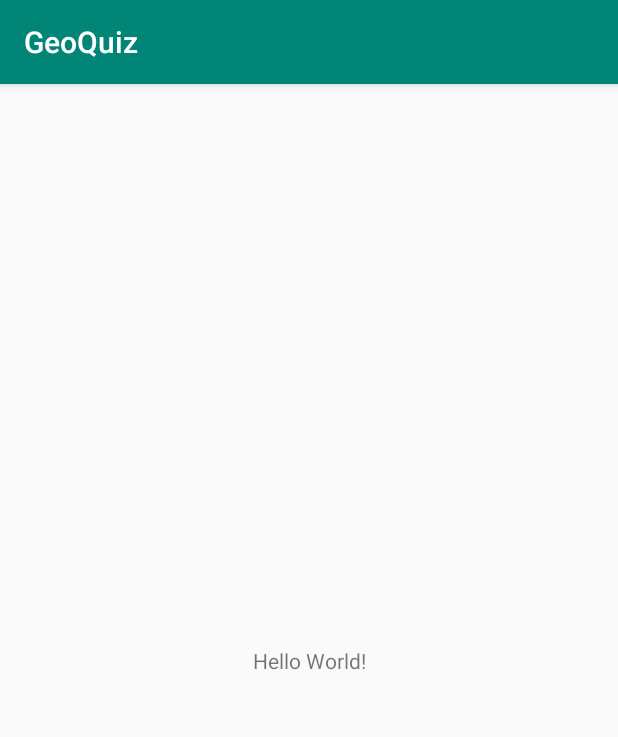
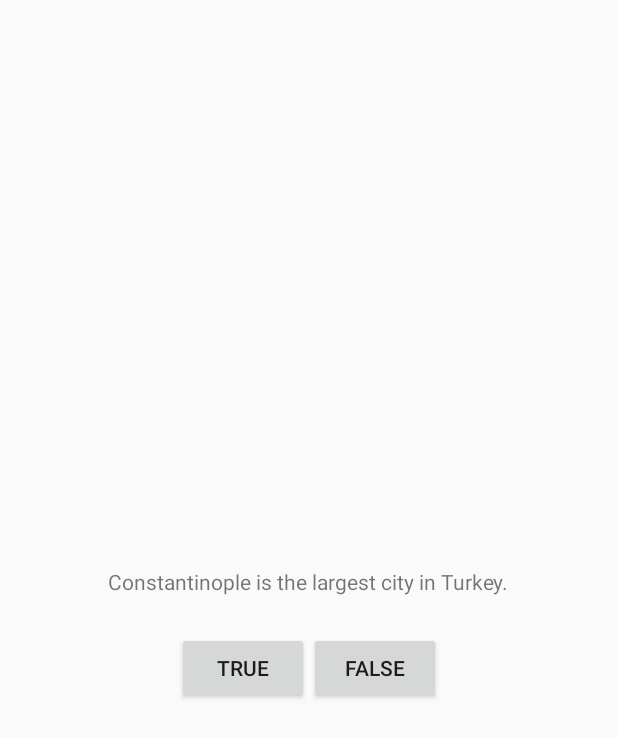
Before and after one commit to rmmacala/GeoQuiz, an Android app: the screen it shows after launch (QuizActivity), on a phone screen of 412 x 824 dp. Shown: the top 737 px of the screen. Run offline under Robolectric (Android 15) with nearby library versions, the phone set to English and light mode, and no system bars.

Commit message:
something runs now

```diff
--- /dev/null
+++ b/app/src/main/java/com/bignerdranch/rmaca/geoquiz/QuizActivity.java
@@ -0,0 +1,35 @@
+package com.bignerdranch.rmaca.geoquiz;
+
+import android.app.Activity;
+import android.os.Bundle;
+import android.view.View;
+import android.widget.Button;
+import android.widget.Toast;
+
+public class QuizActivity extends Activity {
+
+    private Button mTrueButton;
+    private Button mFalseButton;
+
+    @Override
+    public void onCreate(Bundle savedInstanceState) {
+        super.onCreate(savedInstanceState);
+        setContentView(R.layout.activity_quiz);
+        mTrueButton = (Button)findViewById(R.id.true_button);
+        mTrueButton.setOnClickListener(new View.OnClickListener() {
+            @Override
+            public void onClick(View v){
+                Toast.makeText(QuizActivity.this, R.string.incorrect_toast, Toast.LENGTH_SHORT).show();
+            }
+        });
+
+        mFalseButton = (Button)findViewById(R.id.false_button);
+        mFalseButton.setOnClickListener(new View.OnClickListener() {
+            @Override
+            public void onClick(View v) {
+                Toast.makeText(QuizActivity.this, R.string.correct_toast, Toast.LENGTH_LONG).show();
+            }
+        });
+    }
+
+}
--- a/app/src/main/java/com/bignerdranch/rmaca/geoquiz/QuizActivity.kt
+++ /dev/null
@@ -1,12 +0,0 @@
-package com.bignerdranch.rmaca.geoquiz
-
-import android.support.v7.app.AppCompatActivity
-import android.os.Bundle
-
-class QuizActivity : AppCompatActivity() {
-
-    override fun onCreate(savedInstanceState: Bundle?) {
-        super.onCreate(savedInstanceState)
-        setContentView(R.layout.activity_quiz)
-    }
-}
--- a/app/src/main/res/layout/activity_quiz.xml
+++ b/app/src/main/res/layout/activity_quiz.xml
@@ -1,19 +1,35 @@
-<?xml version="1.0" encoding="utf-8"?>
-<android.support.constraint.ConstraintLayout
+<LinearLayout
         xmlns:android="http://schemas.android.com/apk/res/android"
         xmlns:tools="http://schemas.android.com/tools"
         xmlns:app="http://schemas.android.com/apk/res-auto"
         android:layout_width="match_parent"
         android:layout_height="match_parent"
-        tools:context=".QuizActivity">
+        tools:context=".QuizActivity"
+        android:gravity="center"
+        android:orientation="vertical">
+
 
     <TextView
             android:layout_width="wrap_content"
             android:layout_height="wrap_content"
-            android:text="Hello World!"
-            app:layout_constraintBottom_toBottomOf="parent"
-            app:layout_constraintLeft_toLeftOf="parent"
-            app:layout_constraintRight_toRightOf="parent"
-            app:layout_constraintTop_toTopOf="parent"/>
+            android:text="@string/question_text"
+            android:padding="24dp" />
+    <LinearLayout
+            android:layout_width="wrap_content"
+            android:layout_height="wrap_content"
+            android:orientation="horizontal">
 
-</android.support.constraint.ConstraintLayout>
+            <Button
+                    android:id="@+id/true_button"
+                    android:layout_width="wrap_content"
+                    android:layout_height="wrap_content"
+                    android:text="@string/true_button" />
+            <Button
+                    android:id="@+id/false_button"
+                    android:layout_width="wrap_content"
+                    android:layout_height="wrap_content"
+                    android:text="@string/false_button" />
+
+    </LinearLayout>
+
+</LinearLayout>
--- a/app/src/main/res/values/strings.xml
+++ b/app/src/main/res/values/strings.xml
@@ -1,3 +1,8 @@
 <resources>
     <string name="app_name">GeoQuiz</string>
+    <string name="question_text">Constantinople is the largest city in Turkey.</string>
+    <string name="true_button">True</string>
+    <string name="false_button">False</string>
+    <string name="correct_toast">Correct!</string>
+    <string name="incorrect_toast">Incorrect!</string>
 </resources>
```
